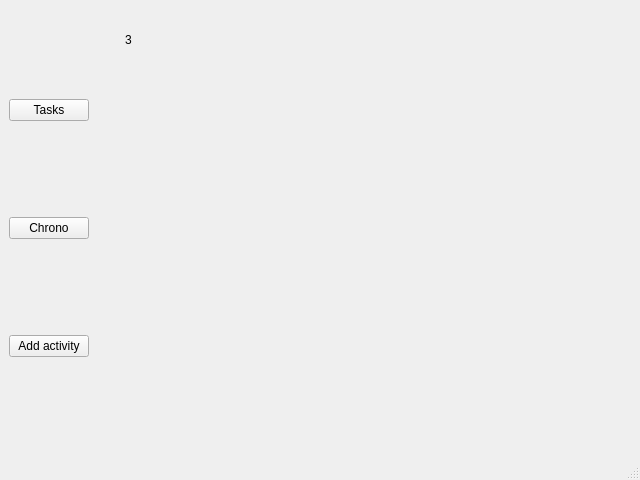
Qt form src/tabletmain.ui (ya-breeze/TM) before a commit.
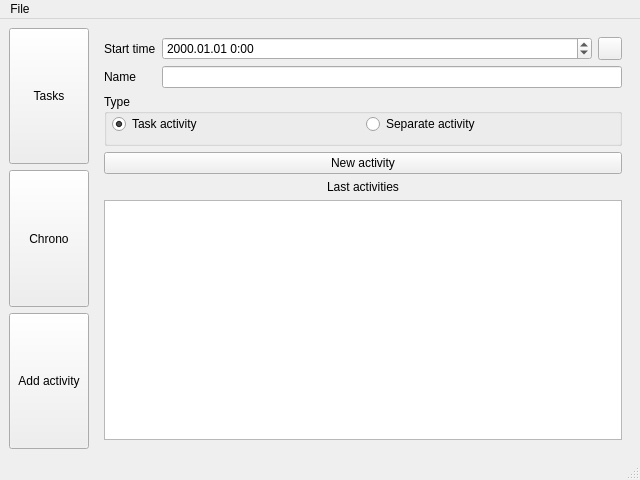
The same form after that commit. The open tabs and pages were chosen to show the change.

Commit message: - Интерфейс таблетки начал работать с задачами

Patch:
```diff
--- a/src/tabletmain.ui
+++ b/src/tabletmain.ui
@@ -19,6 +19,12 @@
      <layout class="QVBoxLayout" name="verticalLayout">
       <item>
        <widget class="QPushButton" name="btnTasks">
+        <property name="sizePolicy">
+         <sizepolicy hsizetype="Minimum" vsizetype="Preferred">
+          <horstretch>0</horstretch>
+          <verstretch>0</verstretch>
+         </sizepolicy>
+        </property>
         <property name="text">
          <string>Tasks</string>
         </property>
@@ -26,6 +32,12 @@
       </item>
       <item>
        <widget class="QPushButton" name="btnChrono">
+        <property name="sizePolicy">
+         <sizepolicy hsizetype="Minimum" vsizetype="Preferred">
+          <horstretch>0</horstretch>
+          <verstretch>0</verstretch>
+         </sizepolicy>
+        </property>
         <property name="text">
          <string>Chrono</string>
         </property>
@@ -33,6 +45,12 @@
       </item>
       <item>
        <widget class="QPushButton" name="btnAddActivity">
+        <property name="sizePolicy">
+         <sizepolicy hsizetype="Minimum" vsizetype="Preferred">
+          <horstretch>0</horstretch>
+          <verstretch>0</verstretch>
+         </sizepolicy>
+        </property>
         <property name="text">
          <string>Add activity</string>
         </property>
@@ -76,19 +94,107 @@
        </widget>
       </widget>
       <widget class="QWidget" name="page_3">
-       <widget class="QLabel" name="label_3">
-        <property name="geometry">
-         <rect>
-          <x>30</x>
-          <y>20</y>
-          <width>68</width>
-          <height>21</height>
-         </rect>
-        </property>
-        <property name="text">
-         <string>3</string>
-        </property>
-       </widget>
+       <layout class="QVBoxLayout" name="verticalLayout_5">
+        <item>
+         <layout class="QGridLayout" name="gridLayout">
+          <item row="0" column="0">
+           <widget class="QLabel" name="label_3">
+            <property name="sizePolicy">
+             <sizepolicy hsizetype="Fixed" vsizetype="Preferred">
+              <horstretch>0</horstretch>
+              <verstretch>0</verstretch>
+             </sizepolicy>
+            </property>
+            <property name="text">
+             <string>Start time</string>
+            </property>
+           </widget>
+          </item>
+          <item row="0" column="1">
+           <widget class="QDateTimeEdit" name="teActivityStartTime">
+            <property name="displayFormat">
+             <string>yyyy.MM.dd H:mm</string>
+            </property>
+           </widget>
+          </item>
+          <item row="0" column="2">
+           <widget class="QToolButton" name="btnUpdateTime"/>
+          </item>
+          <item row="1" column="0">
+           <widget class="QLabel" name="label_4">
+            <property name="text">
+             <string>Name</string>
+            </property>
+           </widget>
+          </item>
+          <item row="1" column="1" colspan="2">
+           <widget class="QLineEdit" name="leActivityName"/>
+          </item>
+         </layout>
+        </item>
+        <item>
+         <widget class="QGroupBox" name="groupBox">
+          <property name="title">
+           <string>Type</string>
+          </property>
+          <property name="flat">
+           <bool>false</bool>
+          </property>
+          <layout class="QHBoxLayout" name="horizontalLayout_3">
+           <property name="leftMargin">
+            <number>5</number>
+           </property>
+           <property name="topMargin">
+            <number>0</number>
+           </property>
+           <property name="rightMargin">
+            <number>5</number>
+           </property>
+           <item>
+            <widget class="QRadioButton" name="rbActivityTask">
+             <property name="text">
+              <string>Task activity</string>
+             </property>
+             <property name="checked">
+              <bool>true</bool>
+             </property>
+            </widget>
+           </item>
+           <item>
+            <widget class="QRadioButton" name="rbActivityOther">
+             <property name="text">
+              <string>Separate activity</string>
+             </property>
+            </widget>
+           </item>
+          </layout>
+         </widget>
+        </item>
+        <item>
+         <widget class="QPushButton" name="btnNewActivity">
+          <property name="text">
+           <string>New activity</string>
+          </property>
+         </widget>
+        </item>
+        <item>
+         <layout class="QVBoxLayout" name="verticalLayout_4">
+          <item>
+           <widget class="QLabel" name="label_5">
+            <property name="text">
+             <string>Last activities</string>
+            </property>
+            <property name="alignment">
+             <set>Qt::AlignCenter</set>
+            </property>
+           </widget>
+          </item>
+          <item>
+           <widget class="QListView" name="lvLastActivities"/>
+          </item>
+         </layout>
+        </item>
+       </layout>
       </widget>
      </widget>
     </item>
@@ -103,6 +209,15 @@
      <height>31</height>
     </rect>
    </property>
+   <widget class="QMenu" name="menuFile">
+    <property name="title">
+     <string>File</string>
+    </property>
+    <addaction name="actionRestore"/>
+    <addaction name="actionSave"/>
+    <addaction name="actionExit"/>
+   </widget>
+   <addaction name="menuFile"/>
   </widget>
   <widget class="QStatusBar" name="statusbar"/>
  </widget>
```
Left out of the diff: 274 changed lines with no effect on the pictures. The commit also changes 2 other files.
